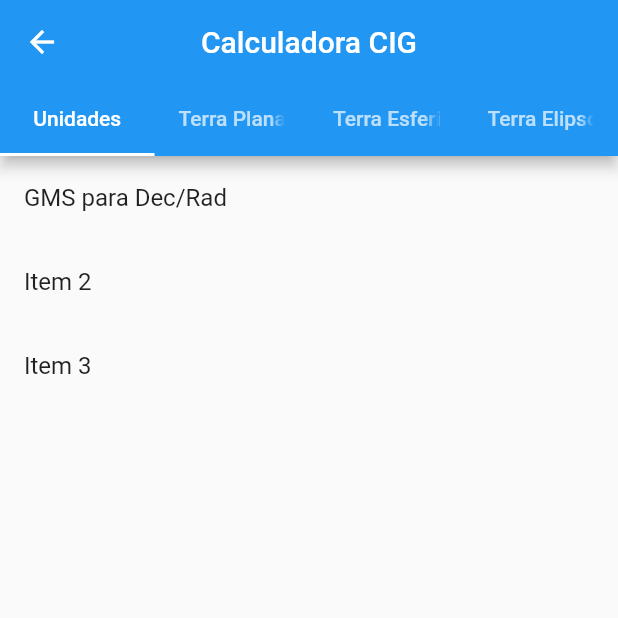
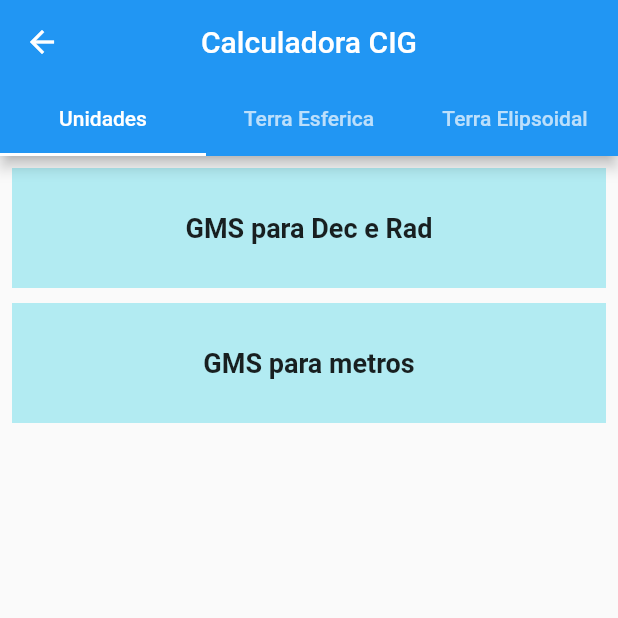
Before and after one commit to Makas-M/ALLCIG, a Flutter app: the screen it shows after launch, after a tap on "Calculadora", on a phone screen of 412 x 824 dp, the top half of it. Run offline on Flutter 3.47's test engine with Material 2 defaults, Android fonts, the phone set to English and light mode, and no system bars.

Commit message:
calculadora

```diff
--- a/allcig/lib/Componentes/Calculadora/Calculadora.dart
+++ b/allcig/lib/Componentes/Calculadora/Calculadora.dart
@@ -1,4 +1,5 @@
 import 'package:flutter/material.dart';
+import 'TerraEsferica/TerraEsferica.dart';
 import 'Unidades/Unidades.dart';
 
 
@@ -7,7 +8,7 @@ class Calculadora extends StatelessWidget {
 
   @override
   Widget build(BuildContext context) => DefaultTabController(
-        length: 4,
+        length: 3,
         child: Scaffold(
           appBar: AppBar(
             title: const Text('Calculadora CIG'),
@@ -15,7 +16,6 @@ class Calculadora extends StatelessWidget {
             bottom: const TabBar(
               tabs: [
                 Tab(text: 'Unidades'),
-                Tab(text: 'Terra Plana'),
                 Tab(text: 'Terra Esferica'),
                 Tab(text: 'Terra Elipsoidal'),
               ],
@@ -23,7 +23,7 @@ class Calculadora extends StatelessWidget {
           ),
          body: TabBarView(children: [
             Unidades(),
-            Unidades(),
+            TerraEsferica(),
             Unidades(),
             Unidades(),
           ]),
--- a/allcig/lib/Componentes/Calculadora/Unidades/Unidades.dart
+++ b/allcig/lib/Componentes/Calculadora/Unidades/Unidades.dart
@@ -5,51 +5,54 @@ import 'GMS_to_Dec_Rad.dart';
 class Unidades extends StatelessWidget {
   Unidades({super.key});
 
- final List<String> items = ['GMS para Dec/Rad', 'Item 2', 'Item 3'];
 
   @override
   Widget build(BuildContext context) {
-    return Scaffold(
-      body: Builder(
-        builder: (BuildContext context) {
-          return ListView.builder(
-            itemCount: items.length,
-            itemBuilder: (BuildContext context, int index) {
-              return GestureDetector(
-                onTap: () {
-                  Navigator.push(
-                    context,
+    return ListView(
+  padding: const EdgeInsets.all(8),
+  children: <Widget>[
+    Container(
+      height: 80,
+      color: Colors.cyan[100],
+      child: InkWell(
+        child: const Center(
+          child:
+          Text("GMS para Dec e Rad",
+            textAlign: TextAlign.center, overflow: TextOverflow.ellipsis,
+            style: TextStyle(fontWeight: FontWeight.bold, fontSize: 18),
+          ),
+        ),
+        onTap: () async {
+          Navigator.of(context).push(
             MaterialPageRoute(
-                      builder: (BuildContext context) =>const GMSToDECRAD(),
+              builder: (context) => GMSToDECRAD(),
             ),
           );
         },
-                child: ListTile(
-                  title: Text(items[index]),
+      )
+    ),
+    const SizedBox(height: 10),
+    Container(
+      height: 80,
+      color: Colors.cyan[100],
+      child: InkWell(
+        child: const Center(
+          child:
+          Text("GMS para metros",
+            textAlign: TextAlign.center, overflow: TextOverflow.ellipsis,
+            style: TextStyle(fontWeight: FontWeight.bold, fontSize: 18),
+          ),
+        ),
+        onTap: () async {
+          Navigator.of(context).push(
+            MaterialPageRoute(
+              builder: (context) => GMSToDECRAD(),
             ),
           );
         },
-          );
-        },
       ),
+    ),
+  ],
 );
   }
 }
-
-class DetailScreen extends StatelessWidget {
-  final String item;
-
-  DetailScreen({required this.item});
-
-  @override
-  Widget build(BuildContext context) {
-    return Scaffold(
-      appBar: AppBar(
-        title: Text('Detail Screen'),
-      ),
-      body: Center(
-        child: Text(item),
-      ),
-    );
-  }
-}
```
Also changed, not shown: allcig/lib/Componentes/Calculadora/TerraEsferica/RaioParalelo.dart (added, +176 -0 lines), allcig/lib/Componentes/Calculadora/TerraEsferica/TerraEsferica.dart (added, +166 -0 lines). Lines whose indentation alone changed are shown as unchanged.
